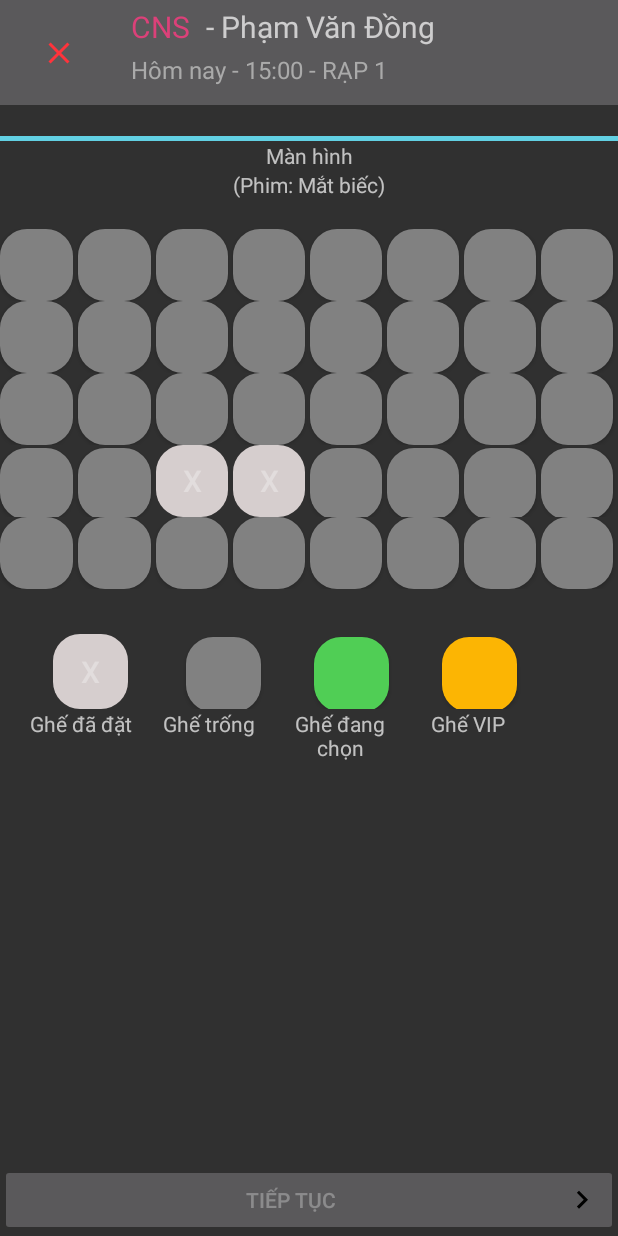
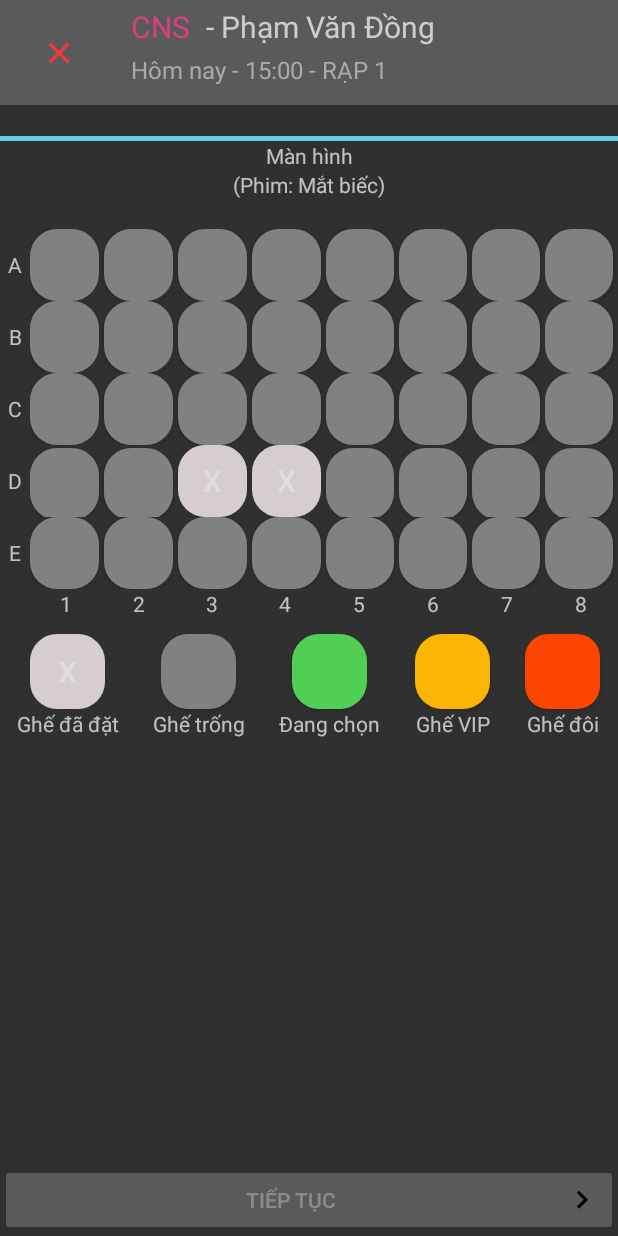
Before and after one commit to hoanthiennguyen/Tickee, an Android app: the SelectChairActivity screen opened directly, with no data from a screen before it, on a phone screen of 412 x 824 dp. Run offline under Robolectric (Android 15) with nearby library versions, the phone set to English and light mode, and no system bars.

Commit message:
add index for chairs

```diff
--- a/app/src/main/res/layout/activity_select_chair.xml
+++ b/app/src/main/res/layout/activity_select_chair.xml
@@ -102,9 +102,47 @@
             android:layout_height="wrap_content" />
 
     </LinearLayout>
-
+    <LinearLayout
+        android:orientation="vertical"
+        android:layout_width="20dp"
+        android:id="@+id/characterIndex"
+        android:layout_alignTop="@id/chairs"
+        android:layout_alignBottom="@id/chairs"
+        android:layout_height="wrap_content">
+        <TextView
+            android:layout_weight="1"
+            android:gravity="center"
+            android:text="A"
+            android:layout_width="match_parent"
+            android:layout_height="wrap_content"/>
+        <TextView
+            android:text="B"
+            android:gravity="center"
+            android:layout_weight="1"
+            android:layout_width="match_parent"
+            android:layout_height="wrap_content"/>
+        <TextView
+            android:text="C"
+            android:gravity="center"
+            android:layout_weight="1"
+            android:layout_width="match_parent"
+            android:layout_height="wrap_content"/>
+        <TextView
+            android:text="D"
+            android:gravity="center"
+            android:layout_weight="1"
+            android:layout_width="match_parent"
+            android:layout_height="wrap_content"/>
+        <TextView
+            android:layout_weight="1"
+            android:gravity="center"
+            android:text="E"
+            android:layout_width="match_parent"
+            android:layout_height="wrap_content"/>
+    </LinearLayout>
     <TableLayout
         android:id="@+id/chairs"
+        android:layout_toRightOf="@id/characterIndex"
         android:layout_below="@id/screen"
         android:layout_marginTop="20dp"
         android:layout_width="match_parent"
@@ -118,56 +156,166 @@
 
 
     </TableLayout>
-    <TableLayout
+    <LinearLayout
+        android:orientation="horizontal"
+        android:layout_alignLeft="@id/chairs"
+        android:layout_alignRight="@id/chairs"
         android:layout_below="@id/chairs"
-        android:layout_marginTop="30dp"
-        android:layout_width="match_parent"
+        android:layout_width="wrap_content"
         android:layout_height="wrap_content">
-        <TableRow>
+        <TextView
+            android:text="1"
+            android:layout_weight="1"
+            android:gravity="center"
+            android:layout_width="wrap_content"
+            android:layout_height="match_parent"/>
+        <TextView
+            android:text="2"
+            android:layout_weight="1"
+            android:gravity="center"
+            android:layout_width="wrap_content"
+            android:layout_height="match_parent"/>
+        <TextView
+            android:text="3"
+            android:layout_weight="1"
+            android:gravity="center"
+            android:layout_width="wrap_content"
+            android:layout_height="match_parent"/>
+        <TextView
+            android:text="4"
+            android:layout_weight="1"
+            android:gravity="center"
+            android:layout_width="wrap_content"
+            android:layout_height="match_parent"/>
+        <TextView
+            android:text="5"
+            android:layout_weight="1"
+            android:gravity="center"
+            android:layout_width="wrap_content"
+            android:layout_height="match_parent"/>
+        <TextView
+            android:text="6"
+            android:layout_weight="1"
+            android:gravity="center"
+            android:layout_width="wrap_content"
+            android:layout_height="match_parent"/>
+        <TextView
+            android:text="7"
+            android:layout_weight="1"
+            android:gravity="center"
+            android:layout_width="wrap_content"
+            android:layout_height="match_parent"/>
+        <TextView
+            android:text="8"
+            android:layout_weight="1"
+            android:gravity="center"
+            android:layout_width="wrap_content"
+            android:layout_height="match_parent"/>
+
+
+
+    </LinearLayout>
+    <LinearLayout
+        android:layout_width="wrap_content"
+        android:layout_height="wrap_content"
+        android:id="@+id/typeOfChairs"
+        android:layout_below="@id/chairs"
+        android:layout_alignRight="@id/chairs"
+        android:layout_alignParentLeft="true"
+        android:layout_marginTop="30dp">
+        <LinearLayout
+            android:layout_weight="1"
+            android:orientation="vertical"
+            android:gravity="center"
+            android:layout_width="wrap_content"
+            android:layout_height="wrap_content">
             <Button
-                android:layout_marginLeft="35dp"
-                android:id="@+id/button5"
+                android:id="@+id/button10"
                 android:text="X"
                 android:background="@drawable/roundbuttondisable"
                 android:textSize="20dp"
                 android:enabled="false"
-                android:layout_marginRight="3dp"
                 android:layout_width="50dp"
                 android:layout_height="50dp"
                 />
-
-
-
+            <TextView
+                android:text="Ghế đã đặt"
+                android:layout_width="wrap_content"
+                android:layout_height="wrap_content"/>
+        </LinearLayout>
+        <LinearLayout
+            android:layout_weight="1"
+            android:orientation="vertical"
+            android:gravity="center"
+            android:layout_width="wrap_content"
+            android:layout_height="wrap_content">
             <Button
                 android:id="@+id/button6"
-                android:layout_marginLeft="35dp"
                 android:background="@drawable/roundbuttongray"
                 android:layout_width="50dp"
                 android:layout_height="50dp"
                 />
+            <TextView
+                android:text="Ghế trống"
+                android:layout_width="wrap_content"
+                android:layout_height="wrap_content"/>
+        </LinearLayout>
+        <LinearLayout
+            android:layout_weight="1"
+            android:orientation="vertical"
+            android:gravity="center"
+            android:layout_width="wrap_content"
+            android:layout_height="wrap_content">
             <Button
                 android:id="@+id/button7"
-                android:layout_marginLeft="35dp"
-                android:background="@drawable/roundbuttongreen"
                 android:layout_width="50dp"
                 android:layout_height="50dp"
-                />
+                android:background="@drawable/roundbuttongreen" />
+            <TextView
+                android:text="Đang chọn"
+                android:layout_width="wrap_content"
+                android:layout_height="wrap_content"/>
+        </LinearLayout>
+        <LinearLayout
+            android:layout_weight="1"
+            android:orientation="vertical"
+            android:gravity="center"
+            android:layout_width="wrap_content"
+            android:layout_height="wrap_content">
             <Button
                 android:id="@+id/button8"
-                android:layout_marginLeft="35dp"
-                android:background="@drawable/roundbackgroundyellow"
                 android:layout_width="50dp"
                 android:layout_height="50dp"
-                />
+                android:background="@drawable/roundbackgroundyellow" />
+            <TextView
+                android:text="Ghế VIP"
+                android:layout_width="wrap_content"
+                android:layout_height="wrap_content"/>
+        </LinearLayout>
+        <LinearLayout
+            android:layout_weight="1"
+            android:orientation="vertical"
+            android:gravity="center"
+            android:layout_width="wrap_content"
+            android:layout_height="wrap_content">
+            <Button
+                android:id="@+id/button9"
+                android:layout_width="50dp"
+                android:layout_height="50dp"
+                android:background="@drawable/roundbackgroundred" />
+            <TextView
+                android:text="Ghế đôi"
+                android:layout_width="wrap_content"
+                android:layout_height="wrap_content"/>
+        </LinearLayout>
 
-        </TableRow>
-        <TableRow>
-            <TextView android:text="Ghế đã đặt" android:layout_marginLeft="20dp"/>
-            <TextView android:text="Ghế trống" android:layout_marginLeft="20dp"/>
-            <TextView android:text="Ghế đang chọn" android:width="50dp" android:gravity="center" android:layout_marginLeft="20dp"/>
-            <TextView android:text="Ghế VIP" android:layout_marginLeft="20dp" android:gravity="center"/>
-        </TableRow>
-    </TableLayout>
+
+
+
+
+
+
+    </LinearLayout>
     <Button
         android:id="@+id/btnContinue"
         android:layout_width="match_parent"
```
